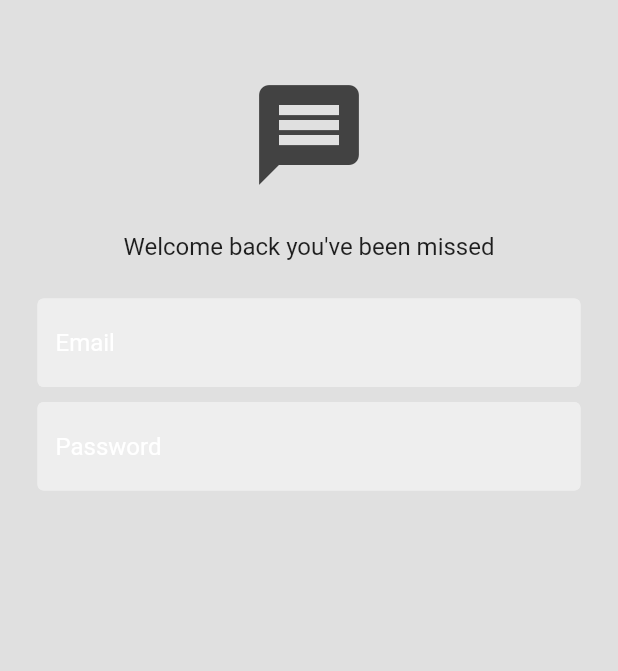
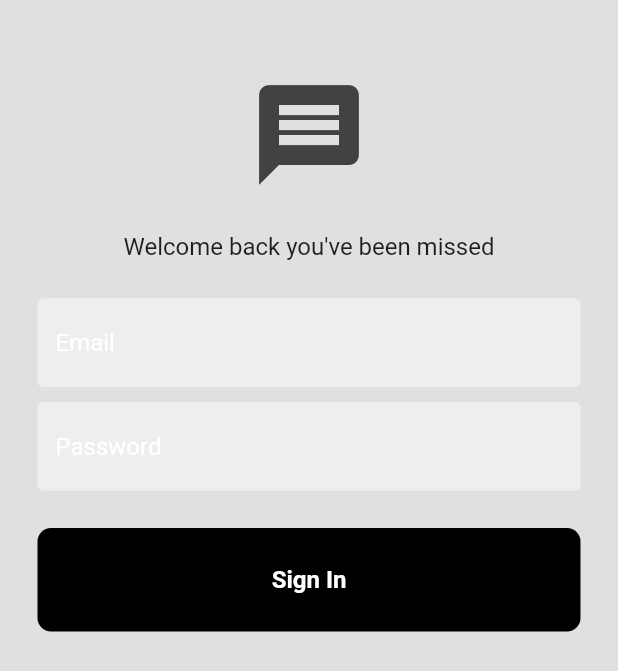
Before and after one commit to Ozurumba007/chat_app, a Flutter app: the screen it shows after launch, on a phone screen of 412 x 824 dp. Shown: the top 671 px of the screen. Run offline on Flutter 3.47's test engine with Material 2 defaults, Android fonts, the phone set to English and light mode, and no system bars; our stand-ins replace firebase_core; accounts and stored records are empty.

Commit message:
added padding to the my_button container \ added textStyle to the button text

```diff
--- a/lib/components/my_button.dart
+++ b/lib/components/my_button.dart
@@ -14,11 +14,20 @@ class MyButton extends StatelessWidget {
     return GestureDetector(
       onTap: onTap,
       child: Container(
+        padding: const EdgeInsets.all(25),
         decoration: BoxDecoration(
           color: Colors.black,
+          borderRadius: BorderRadius.circular(9),
         ),
         child: Center(
-          child: Text(text),
+          child: Text(
+            text,
+            style: const TextStyle(
+              color: Colors.white,
+              fontWeight: FontWeight.bold,
+              fontSize: 16,
+            ),
+          ),
         ),
       ),
     );
--- a/lib/pages/login_page.dart
+++ b/lib/pages/login_page.dart
@@ -1,3 +1,4 @@
+import 'package:chat_app/components/my_button.dart';
 import 'package:chat_app/components/my_text_field.dart';
 import 'package:flutter/material.dart';
 
@@ -51,7 +52,9 @@ class _LoginPageState extends State<LoginPage> {
                   hintText: 'Password',
                   obscureText: true,
                 ),
-                const SizedBox(height: 50),
+                const SizedBox(height: 25),
+                // sign in button
+                MyButton(onTap: () {}, text: 'Sign In'),
               ],
             ),
           ),
```
